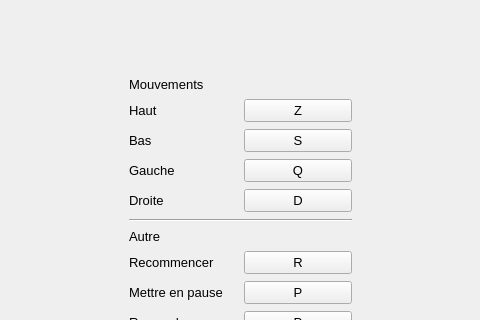
Qt form options-form.ui (loicbourgois/snake2i) before a commit; both pictures show x 127 to 607 and y 101 to 421 of the 735 by 639 pixel window.
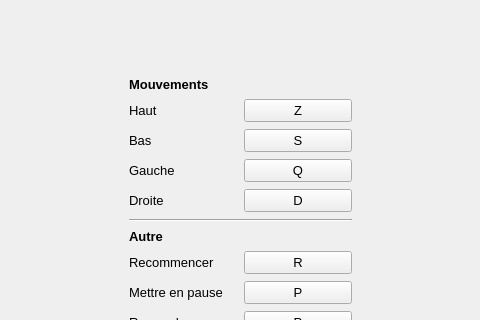
The same form after that commit.

```diff
--- a/options-form.ui
+++ b/options-form.ui
@@ -233,6 +233,8 @@
         <property name="font">
          <font>
           <pointsize>10</pointsize>
+          <weight>75</weight>
+          <bold>true</bold>
          </font>
         </property>
         <property name="text">
@@ -257,6 +259,9 @@
         <property name="font">
          <font>
           <pointsize>10</pointsize>
+          <weight>75</weight>
+          <italic>false</italic>
+          <bold>true</bold>
          </font>
         </property>
         <property name="text">
```
